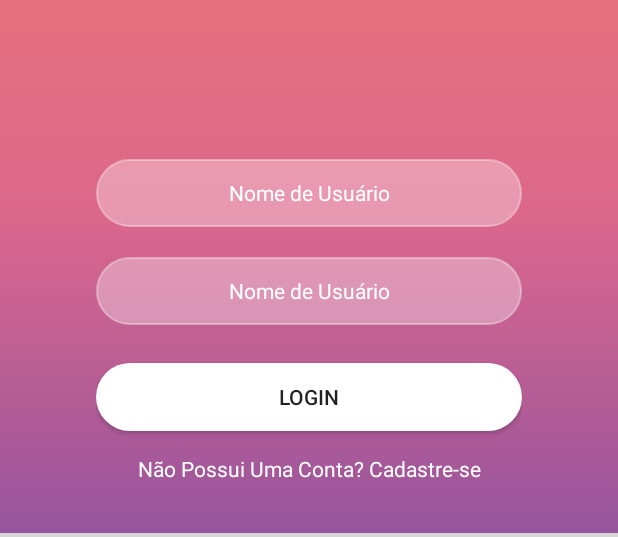
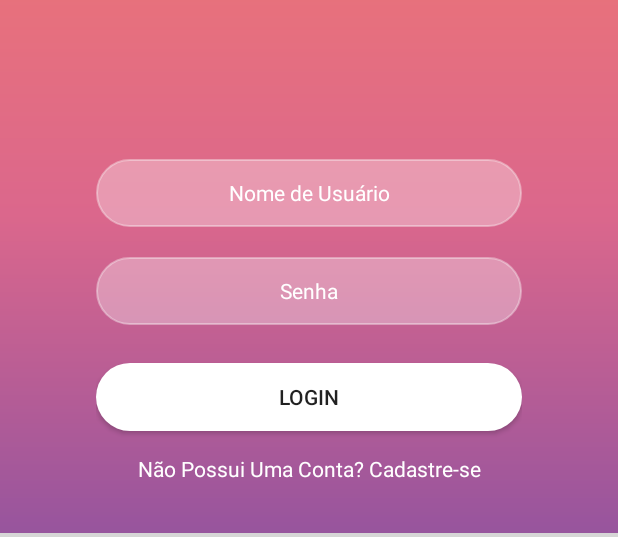
Before and after one commit to IgorMeloMoraes/Ui_Android_Projects, an Android app: the UI_3_Login_Activity screen opened directly, with no data from a screen before it, on a phone screen of 412 x 824 dp, the part 403-940 px from its top. Run offline under Robolectric (Android 15) with nearby library versions, the phone set to English and light mode, and no system bars; grey boxes are pictures that could not be loaded.

Commit message:
Projeto III - UI Login - Correções

```diff
--- a/app/src/main/res/drawable/background_ui_3_v3.xml
+++ b/app/src/main/res/drawable/background_ui_3_v3.xml
@@ -2,12 +2,10 @@
 <shape
     xmlns:android="http://schemas.android.com/apk/res/android"
     android:shape="rectangle">
-
     <gradient
         android:angle="270"
         android:startColor="@color/verde_pigmento"
         android:centerColor="@color/azul_honolulu"
         android:endColor="@color/azul_egipcio"
         android:type="linear"/>
-
 </shape>
--- a/app/src/main/res/drawable/edit_ui_3.xml
+++ b/app/src/main/res/drawable/edit_ui_3.xml
@@ -4,11 +4,11 @@
     <item>
         <shape
             android:shape="rectangle">
-            <solid android:color="#53FFFFFF"/>
+            <solid android:color="@color/branco_opacidade_33"/>
             <corners android:radius="@dimen/radius_medio_50"/>
             <stroke
                 android:width="@dimen/borda_pequena_1"
-                android:color="#65FAF8F8"/>
+                android:color="@color/cinza_opacidade_40"/>
         </shape>
     </item>
 </selector>
--- a/app/src/main/res/layout/activity_ui3_login.xml
+++ b/app/src/main/res/layout/activity_ui3_login.xml
@@ -8,11 +8,11 @@
     tools:context=".UI_3_Login_Activity">
 
     <LinearLayout
-        android:id="@+id/linearLayout"
+        android:id="@+id/linear"
         android:layout_width="match_parent"
         android:layout_height="wrap_content"
-        android:layout_marginStart="64dp"
-        android:layout_marginEnd="64dp"
+        android:layout_marginStart="@dimen/margin_grande_64"
+        android:layout_marginEnd="@dimen/margin_grande_64"
         android:orientation="vertical"
         app:layout_constraintBottom_toBottomOf="parent"
         app:layout_constraintEnd_toEndOf="parent"
@@ -21,11 +21,11 @@
         app:layout_constraintVertical_bias="0.61">
 
         <EditText
-            android:id="@+id/editTextText"
+            android:id="@+id/edt_nome_usuario"
             android:layout_width="match_parent"
-            android:layout_height="45dp"
-            android:layout_marginTop="10dp"
-            android:layout_marginBottom="10dp"
+            android:layout_height="@dimen/edt_altura_media_45"
+            android:layout_marginTop="@dimen/margin_pequena_10"
+            android:layout_marginBottom="@dimen/margin_pequena_10"
             android:background="@drawable/edit_ui_3"
             android:ems="10"
             android:gravity="center"
@@ -36,31 +36,31 @@
             android:textSize="@dimen/text_pequeno_14" />
 
         <EditText
-            android:id="@+id/editTextText2"
+            android:id="@+id/edt_senha"
             android:layout_width="match_parent"
-            android:layout_height="45dp"
-            android:layout_marginTop="10dp"
-            android:layout_marginBottom="10dp"
+            android:layout_height="@dimen/edt_altura_media_45"
+            android:layout_marginTop="@dimen/margin_pequena_10"
+            android:layout_marginBottom="@dimen/margin_pequena_10"
             android:background="@drawable/edit_ui_3"
             android:ems="10"
             android:gravity="center"
-            android:inputType="text"
-            android:text="@string/nome_usuario"
+            android:inputType="textPassword|numberPassword"
+            android:text="@string/senha"
             android:textColor="@color/branco"
             android:textColorHint="@color/branco"
             android:textSize="@dimen/text_pequeno_14" />
 
         <Button
-            android:id="@+id/button"
+            android:id="@+id/btn_login"
             android:layout_width="match_parent"
-            android:layout_height="45dp"
-            android:layout_marginTop="15dp"
-            android:layout_marginBottom="15dp"
+            android:layout_height="@dimen/edt_altura_media_45"
+            android:layout_marginTop="@dimen/margin_pequena_15"
+            android:layout_marginBottom="@dimen/margin_pequena_15"
             android:background="@drawable/btn_login_ui_3"
             android:text="@string/login" />
 
         <TextView
-            android:id="@+id/textView"
+            android:id="@+id/txt_nao_possui_conta"
             android:layout_width="match_parent"
             android:layout_height="wrap_content"
             android:gravity="center"
@@ -69,24 +69,26 @@
     </LinearLayout>
 
     <ImageView
-        android:id="@+id/imageView"
+        android:id="@+id/img_fundo_bottom"
         android:layout_width="0dp"
-        android:layout_height="200dp"
+        android:layout_height="@dimen/img_padrao_200"
         app:layout_constraintBottom_toBottomOf="parent"
         app:layout_constraintEnd_toEndOf="parent"
         app:layout_constraintStart_toStartOf="parent"
         app:srcCompat="@drawable/back_bottom"
-        android:scaleType="fitXY"/>
+        android:scaleType="fitXY"
+        android:contentDescription="@string/dsp_fundo_baixo_ui_3" />
 
     <ImageView
-        android:id="@+id/imageView2"
+        android:id="@+id/img_logo"
         android:layout_width="wrap_content"
         android:layout_height="wrap_content"
-        android:layout_marginTop="32dp"
-        android:layout_marginBottom="32dp"
-        app:layout_constraintBottom_toTopOf="@+id/linearLayout"
+        android:layout_marginTop="@dimen/margin_padrao_32"
+        android:layout_marginBottom="@dimen/margin_padrao_32"
+        app:layout_constraintBottom_toTopOf="@+id/linear"
         app:layout_constraintEnd_toEndOf="parent"
         app:layout_constraintStart_toStartOf="parent"
         app:layout_constraintTop_toTopOf="parent"
-        app:srcCompat="@drawable/sua_logo_aqui" />
+        app:srcCompat="@drawable/sua_logo_aqui"
+        android:contentDescription="@string/dsp_logo_ui_3" />
 </androidx.constraintlayout.widget.ConstraintLayout>
--- a/app/src/main/res/values/colors.xml
+++ b/app/src/main/res/values/colors.xml
@@ -23,11 +23,12 @@
     <color name="coral">#FF835F</color>
     <color name="rosa_blush">#DB678C</color>
     <color name="roxo_iris">#5743AE</color>
-    <color name="azul_crayola">#5276ea</color>
-    <color name="azul_egipcio">#383ba3</color>
-    <color name="azul_centaurea">#609aff</color>
-    <color name="azul_honolulu">#1C7dbe</color>
-    <color name="azul_centaurea">#383ba3</color>
-    <color name="verde_pigmento">#38a343</color>
+    <color name="azul_crayola">#5276EA</color>
+    <color name="azul_egipcio">#383bA3</color>
+    <color name="azul_centaurea">#609AFF</color>
+    <color name="azul_honolulu">#1C7DBE</color>
+    <color name="verde_pigmento">#38A343</color>
+    <color name="branco_opacidade_33">#53FFFFFF</color>
+    <color name="cinza_opacidade_40">#65FAF8F8</color>
 
 </resources>
--- a/app/src/main/res/values/dimens.xml
+++ b/app/src/main/res/values/dimens.xml
@@ -1,9 +1,12 @@
 <?xml version="1.0" encoding="utf-8"?>
 <resources>
     <!-- Margens-->
+    <dimen name="margin_pequena_10">10dp</dimen>
+    <dimen name="margin_pequena_15">15dp</dimen>
+    <dimen name="margin_pequena_16">16dp</dimen>
+    <dimen name="margin_media_24">24dp</dimen>
     <dimen name="margin_padrao_32">32dp</dimen>
-    <dimen name="margin_media_24">24dp</dimen>
-    <dimen name="margin_pequena_16">16dp</dimen>
+    <dimen name="margin_grande_64">64dp</dimen>
 
     <!-- Textos    -->
     <dimen name="text_pequeno_12">12sp</dimen>
@@ -18,6 +21,7 @@
     <dimen name="img_padrao_200">200dp</dimen>
 
     <!-- Caixas de texto -->
+    <dimen name="edt_altura_media_45">45dp</dimen>
     <dimen name="edt_altura_padrao_50">50dp</dimen>
 
     <!-- Curvatura - Radius    -->
--- a/app/src/main/res/values/strings.xml
+++ b/app/src/main/res/values/strings.xml
@@ -26,4 +26,6 @@
     <string name="titulo_bk_food">BK Shoop</string>
 
     <!-- UI 3 - Login e Cadastro    -->
+    <string name="dsp_fundo_baixo_ui_3">Linhas curva com duas variações de cores - branco e cinza</string>
+    <string name="dsp_logo_ui_3">Logo circular com a os dizeres: sua logo aqui</string>
 </resources>
--- a/app/src/main/res/values/themes.xml
+++ b/app/src/main/res/values/themes.xml
@@ -16,6 +16,9 @@
     </style>
 
     <!-- UI 3 - Login e Cadastro    -->
+    <style name="Base.Theme.LoginUI3" parent="Theme.AppCompat.Light.DarkActionBar">
+
+    </style>
 
 
 
```
